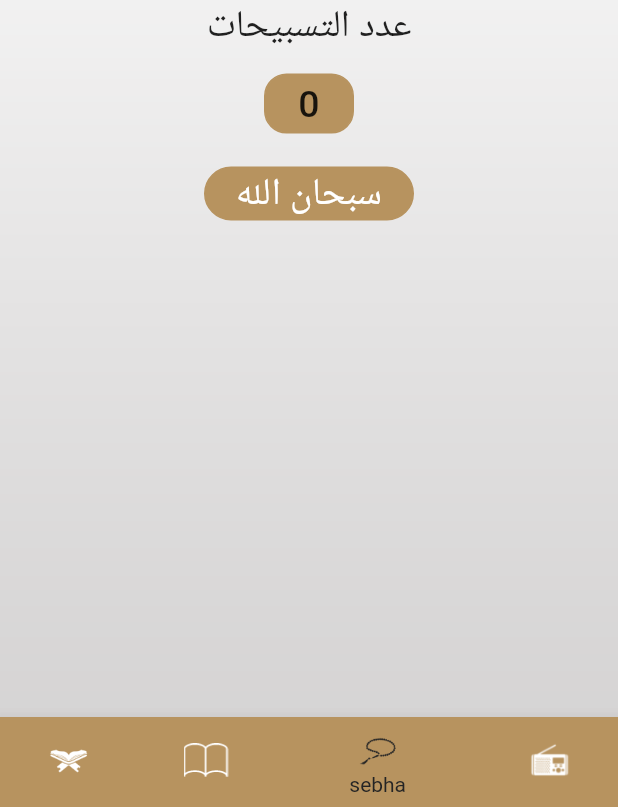
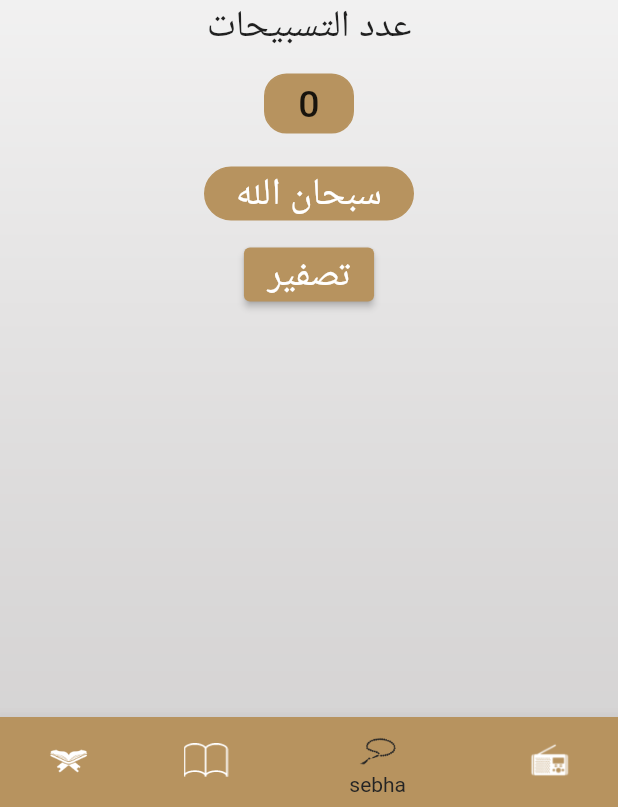
Before and after one commit to m3rof/islami_flutter, a Flutter app: the screen it shows after launch, item 3 of the bottom bar chosen, on a phone screen of 412 x 824 dp, the part 429-1236 px from its top. Run offline on Flutter 3.47's test engine with Material 2 defaults, Android fonts, the phone set to English and light mode, and no system bars; missing offline and left inert: dart:ffi.

Commit message:
add button to make counter=0

```diff
--- a/lib/home/sebha/Sebha.dart
+++ b/lib/home/sebha/Sebha.dart
@@ -1,3 +1,4 @@
+import 'dart:ffi';
 
 import 'package:flutter/material.dart';
 
@@ -7,9 +8,9 @@ class Sebha extends StatefulWidget {
 }
 
 class _SebhaState extends State<Sebha> {
-String counter='0';
-String tasbih='سبحان الله';
-double angle=20;
+  String counter = '0';
+  String tasbih = 'سبحان الله';
+  double angle = 20;
 
   @override
   Widget build(BuildContext context) {
@@ -18,17 +19,29 @@ double angle=20;
         child: Column(
           mainAxisAlignment: MainAxisAlignment.start,
           children: [
-            SizedBox(height: 50,),
-
+            SizedBox(
+              height: 50,
+            ),
             InkWell(
-              onTap:IncreaseCounter,
+              onTap: IncreaseCounter,
               child: Transform.rotate(
                   angle: angle,
-                  child: Image.asset('assets/images/body_sebha_logo.png',width: 150,height: 150,)),
+                  child: Image.asset(
+                    'assets/images/body_sebha_logo.png',
+                    width: 150,
+                    height: 150,
+                  )),
             ),
-            SizedBox(height: 30,),
-            Text('عدد التسبيحات',style: TextStyle(fontSize: 25,fontWeight: FontWeight.w500),),
-            SizedBox(height: 15,),
+            SizedBox(
+              height: 30,
+            ),
+            Text(
+              'عدد التسبيحات',
+              style: TextStyle(fontSize: 25, fontWeight: FontWeight.w500),
+            ),
+            SizedBox(
+              height: 15,
+            ),
             Container(
               padding: EdgeInsets.all(5),
               width: 60,
@@ -36,52 +49,72 @@ double angle=20;
               decoration: BoxDecoration(
                   color: Color(0xffB7935F),
                   borderRadius: BorderRadius.all(Radius.circular(15)),
-                border: Border.all(
-                  color: Color(0xffB7935F)
-                )
+                  border: Border.all(color: Color(0xffB7935F))),
+              child: Text(
+                counter,
+                style: TextStyle(fontWeight: FontWeight.w500, fontSize: 25),
+                textAlign: TextAlign.center,
               ),
-              child: Text(counter,style: TextStyle(fontWeight: FontWeight.w500,fontSize: 25),textAlign: TextAlign.center,),
             ),
-            SizedBox(height:20),
+            SizedBox(height: 20),
             Container(
               margin: EdgeInsets.all(2),
               width: 140,
               decoration: BoxDecoration(
                   color: Color(0xffB7935F),
                   borderRadius: BorderRadius.all(Radius.circular(25)),
-                border: Border.all(
-                  color: Color(0xffB7935F)
-                )
+                  border: Border.all(color: Color(0xffB7935F))),
+              child: Text(tasbih,
+                  style: TextStyle(
+                      color: Colors.white,
+                      fontWeight: FontWeight.w500,
+                      fontSize: 25),
+                  textAlign: TextAlign.center),
             ),
-              child: Text(tasbih,style: TextStyle(color:Colors.white ,fontWeight: FontWeight.w500,fontSize: 25),
-                  textAlign: TextAlign.center),
-            )
-
-
+            SizedBox(
+              height: 10,
+            ),
+            ElevatedButton(
+                style: ButtonStyle(
+                    backgroundColor:
+                        MaterialStateProperty.all(Color(0xffB7935F))),
+                onPressed: ClickedButtonTasbih,
+                child: Text(
+                  'تصفير',
+                  style: TextStyle(fontSize: 25, fontWeight: FontWeight.w500,),
+                  textAlign: TextAlign.center,
+                ))
           ],
         ),
       ),
     );
   }
 
-  void IncreaseCounter(){
-    int counterint=int.parse(counter);
+  void IncreaseCounter() {
+    int counterint = int.parse(counter);
     counterint++;
-   counter=counterint.toString();
+    counter = counterint.toString();
     TasbihString();
-   angle=angle*20;
+    angle = angle * 20;
     setState(() {});
   }
-  void TasbihString(){
-    int counterint=int.parse(counter);
-    if(counterint<=33){
-      tasbih='سبحان الله';
-    }else if(counterint>33&&counterint<=66){
-      tasbih='الحمد لله';
-    }else if(counterint>66&&counterint<=99){
-      tasbih='الله اكبر';
-    }else if(counterint>99){
-      tasbih='لا إله إلا الله';
+
+  void TasbihString() {
+    int counterint = int.parse(counter);
+    if (counterint <= 33) {
+      tasbih = 'سبحان الله';
+    } else if (counterint > 33 && counterint <= 66) {
+      tasbih = 'الحمد لله';
+    } else if (counterint > 66 && counterint <= 99) {
+      tasbih = 'الله اكبر';
+    } else if (counterint > 99) {
+      tasbih = 'لا إله إلا الله';
     }
   }
+
+  void ClickedButtonTasbih() {
+    counter = '0';
+    tasbih = 'سبحان الله';
+    setState(() {});
   }
+}
```
Lines whose indentation alone changed are shown as unchanged.
